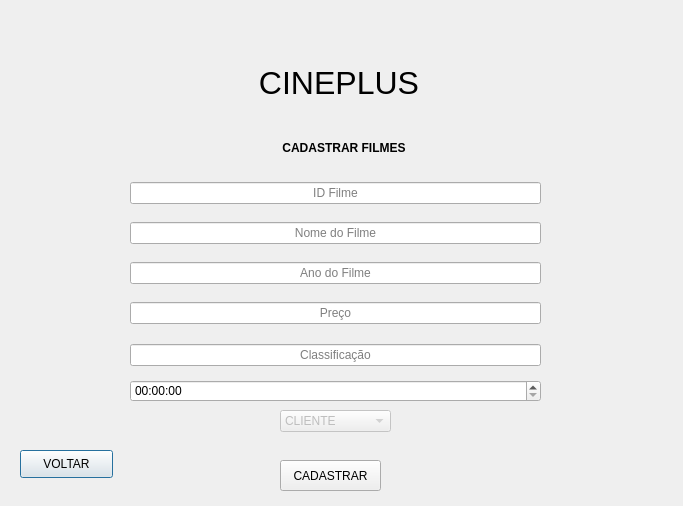
Before: the Qt Designer form TELA_DPS_CADASTRAR_FUNC.ui in Josmateussilva0110/PROJETO_POO, drawn with Qt 5.
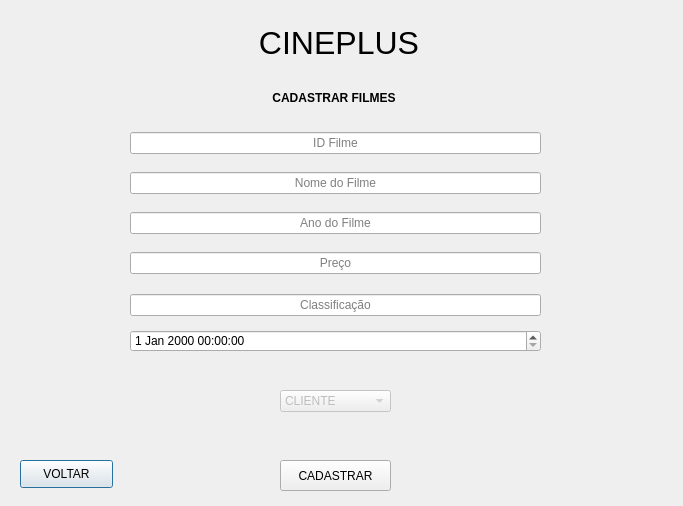
After: the same form once the commit is applied.

Patch:
```diff
--- a/TELA_DPS_CADASTRAR_FUNC.ui
+++ b/TELA_DPS_CADASTRAR_FUNC.ui
@@ -17,7 +17,7 @@
    <property name="geometry">
     <rect>
      <x>130</x>
-     <y>300</y>
+     <y>250</y>
      <width>411</width>
      <height>26</height>
     </rect>
@@ -39,7 +39,7 @@
    <property name="geometry">
     <rect>
      <x>130</x>
-     <y>220</y>
+     <y>170</y>
      <width>411</width>
      <height>26</height>
     </rect>
@@ -61,7 +61,7 @@
    <property name="geometry">
     <rect>
      <x>130</x>
-     <y>260</y>
+     <y>210</y>
      <width>411</width>
      <height>26</height>
     </rect>
@@ -83,7 +83,7 @@
    <property name="geometry">
     <rect>
      <x>130</x>
-     <y>180</y>
+     <y>130</y>
      <width>411</width>
      <height>26</height>
     </rect>
@@ -104,8 +104,8 @@
   <widget class="QLabel" name="label_2">
    <property name="geometry">
     <rect>
-     <x>280</x>
-     <y>140</y>
+     <x>270</x>
+     <y>90</y>
      <width>128</width>
      <height>16</height>
     </rect>
@@ -118,7 +118,7 @@
    <property name="geometry">
     <rect>
      <x>250</x>
-     <y>60</y>
+     <y>20</y>
      <width>178</width>
      <height>48</height>
     </rect>
@@ -131,7 +131,7 @@
    <property name="geometry">
     <rect>
      <x>20</x>
-     <y>450</y>
+     <y>460</y>
      <width>93</width>
      <height>28</height>
     </rect>
@@ -145,7 +145,7 @@
     <rect>
      <x>280</x>
      <y>460</y>
-     <width>101</width>
+     <width>111</width>
      <height>31</height>
     </rect>
    </property>
@@ -157,7 +157,7 @@
    <property name="geometry">
     <rect>
      <x>130</x>
-     <y>340</y>
+     <y>290</y>
      <width>411</width>
      <height>31</height>
     </rect>
@@ -175,16 +175,6 @@
     </item>
    </layout>
   </widget>
-  <widget class="QTimeEdit" name="timeEdit">
-   <property name="geometry">
-    <rect>
-     <x>130</x>
-     <y>380</y>
-     <width>411</width>
-     <height>22</height>
-    </rect>
-   </property>
-  </widget>
   <widget class="QComboBox" name="comboBox">
    <property name="enabled">
     <bool>false</bool>
@@ -192,7 +182,7 @@
    <property name="geometry">
     <rect>
      <x>280</x>
-     <y>410</y>
+     <y>390</y>
      <width>111</width>
      <height>22</height>
     </rect>
@@ -214,6 +204,16 @@
     </property>
    </item>
   </widget>
+  <widget class="QDateTimeEdit" name="dateTimeEdit">
+   <property name="geometry">
+    <rect>
+     <x>130</x>
+     <y>330</y>
+     <width>411</width>
+     <height>22</height>
+    </rect>
+   </property>
+  </widget>
  </widget>
  <resources/>
  <connections/>
```
